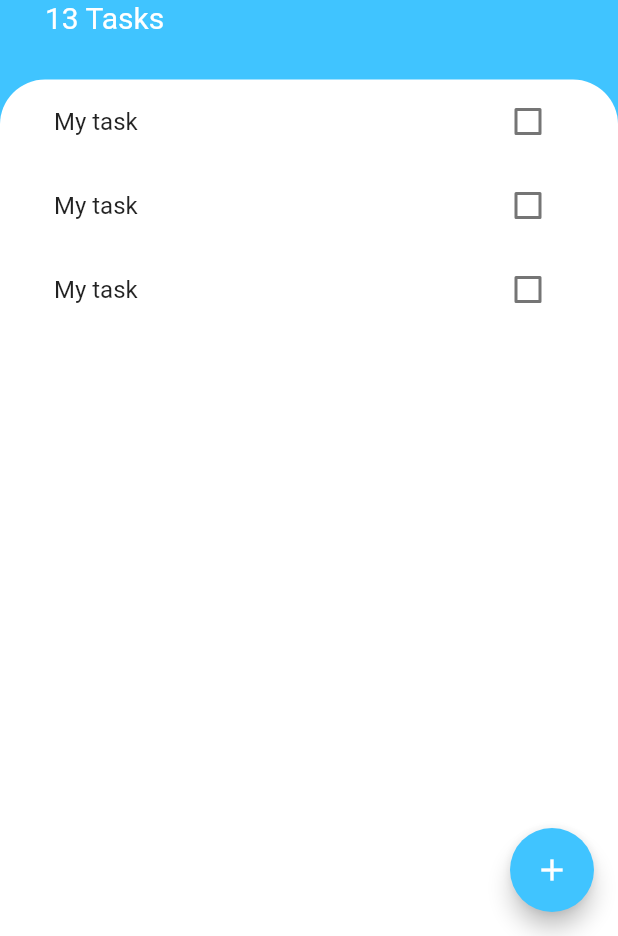
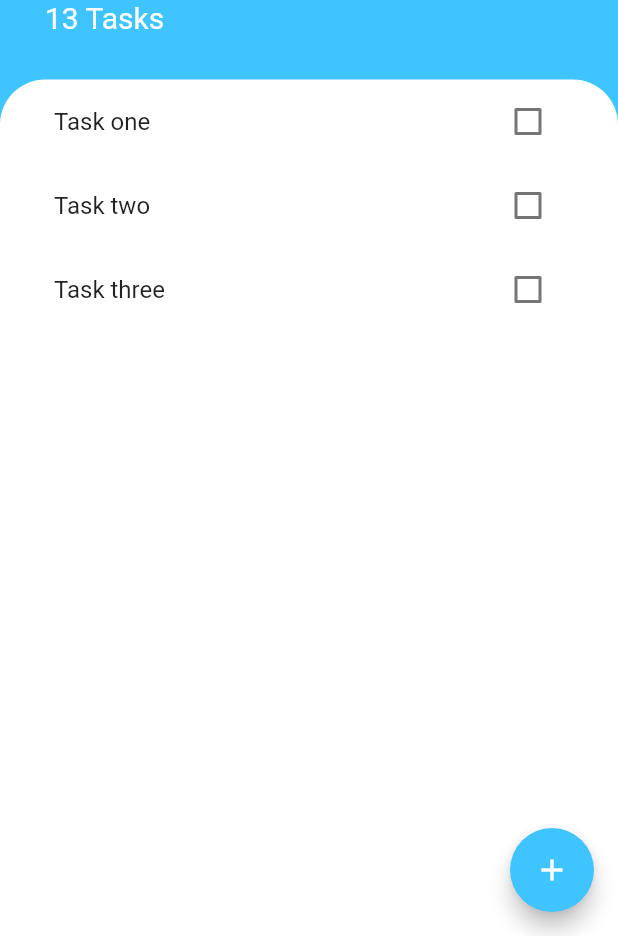
Before and after one commit to Fiyiin/todoey, a Flutter app: the screen it shows after launch, on a phone screen of 412 x 824 dp, the part 300-1236 px from its top. Run offline on Flutter 3.47's test engine with Material 2 defaults, Android fonts, the phone set to English and light mode, and no system bars.

Commit message:
Refactor task list to use ListView.builder

```diff
--- /dev/null
+++ b/lib/models/task.dart
@@ -0,0 +1,9 @@
+class Task {
+  final String name;
+  bool isDone;
+  Task({this.name, this.isDone = false});
+
+  void toggleDone() {
+    isDone = !isDone;
+  }
+}
--- a/lib/widgets/add_tasks_screen.dart
+++ b/lib/widgets/add_tasks_screen.dart
@@ -1,6 +1,7 @@
 import 'package:flutter/material.dart';
 
 class AddTasksScreen extends StatelessWidget {
+
   @override
   Widget build(BuildContext context) {
     return Container(
@@ -29,6 +30,7 @@ class AddTasksScreen extends StatelessWidget {
             TextField(
               autofocus: true,
               decoration: InputDecoration(focusColor: Colors.lightBlueAccent),
+              onChanged: null,
             ),
             SizedBox(
               height: 20.0,
@@ -39,7 +41,9 @@ class AddTasksScreen extends StatelessWidget {
                 'ADD',
                 style: TextStyle(color: Colors.white),
               ),
-              onPressed: () {},
+              onPressed: () {
+
+              },
             ),
           ],
         ),
--- a/lib/widgets/tasks_list.dart
+++ b/lib/widgets/tasks_list.dart
@@ -1,15 +1,32 @@
 import 'package:flutter/material.dart';
+import 'package:todoey/models/task.dart';
 import 'package:todoey/widgets/tasks_tile.dart';
 
-class TasksList extends StatelessWidget {
+class TasksList extends StatefulWidget {
+  @override
+  _TasksListState createState() => _TasksListState();
+}
+
+class _TasksListState extends State<TasksList> {
+  List<Task> tasks = [
+    Task(name: 'Task one'),
+    Task(name: 'Task two'),
+    Task(name: 'Task three'),
+  ];
   @override
   Widget build(BuildContext context) {
-    return ListView(
-      children: <Widget>[
-        TaskTile(),
-        TaskTile(),
-        TaskTile(),
-      ],
+    return ListView.builder(
+      itemBuilder: (context, index) {
+        return TaskTile(
+            title: tasks[index].name,
+            isChecked: tasks[index].isDone,
+            onChanged: (newValue) {
+              setState(() {
+                tasks[index].toggleDone();
+              });
+            });
+      },
+      itemCount: tasks.length,
     );
   }
 }
--- a/lib/widgets/tasks_tile.dart
+++ b/lib/widgets/tasks_tile.dart
@@ -1,44 +1,27 @@
 import 'package:flutter/material.dart';
 
-class TaskTile extends StatefulWidget {
-  @override
-  _TaskTileState createState() => _TaskTileState();
-}
+class TaskTile extends StatelessWidget {
+  TaskTile({this.isChecked, this.title, this.onChanged});
+  final bool isChecked;
+  final String title;
+  final Function onChanged;
 
-class _TaskTileState extends State<TaskTile> {
-  bool isChecked = false;
-
-  void onChanged(newValue) {
-    setState(() {
-      isChecked = newValue;
-    });
-  }
+  // void onChanged(newValue) {
+  //   setState(() {
+  //     isChecked = newValue;
+  //   });
+  // }
 
   @override
   Widget build(BuildContext context) {
     return ListTile(
       title: Text(
-        'My task',
+        title,
         style: TextStyle(
           decoration: isChecked ? TextDecoration.lineThrough : null,
         ),
       ),
-      trailing: TaskCheckbox(isChecked: isChecked, onChanged: onChanged),
+      trailing: Checkbox(value: isChecked, onChanged: onChanged),
     );
   }
 }
-
-class TaskCheckbox extends StatelessWidget {
-  const TaskCheckbox({
-    @required this.isChecked,
-    @required this.onChanged,
-  });
-
-  final bool isChecked;
-  final Function onChanged;
-
-  @override
-  Widget build(BuildContext context) {
-    return Checkbox(value: isChecked, onChanged: onChanged);
-  }
-}
```
